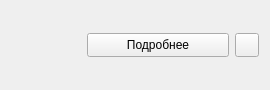
Qt form UI/snapshotWidget.ui (Quitzero/MyDiplom) before a commit.
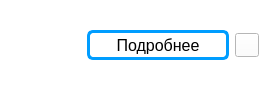
The same form after that commit. Icons and pictures are not drawn.

The edit to the form file:
```diff
--- a/UI/snapshotWidget.ui
+++ b/UI/snapshotWidget.ui
@@ -25,6 +25,9 @@
   <property name="windowTitle">
    <string>Frame</string>
   </property>
+  <property name="styleSheet">
+   <string notr="true">background-color: rgb(255, 255, 255);</string>
+  </property>
   <layout class="QHBoxLayout" name="horizontalLayout">
    <item>
     <widget class="QLabel" name="Image">
@@ -59,9 +62,23 @@
      <property name="minimumSize">
       <size>
        <width>0</width>
-       <height>24</height>
+       <height>30</height>
       </size>
      </property>
+     <property name="font">
+      <font>
+       <pointsize>12</pointsize>
+      </font>
+     </property>
+     <property name="styleSheet">
+      <string notr="true">QPushButton{
+border:3px solid rgb(0,157,255);
+border-radius:6px;
+}
+QPushButton:hover:!pressed{
+border:3px solid  rgb(175,0,0);
+}</string>
+     </property>
      <property name="text">
       <string>Подробнее</string>
      </property>
```
